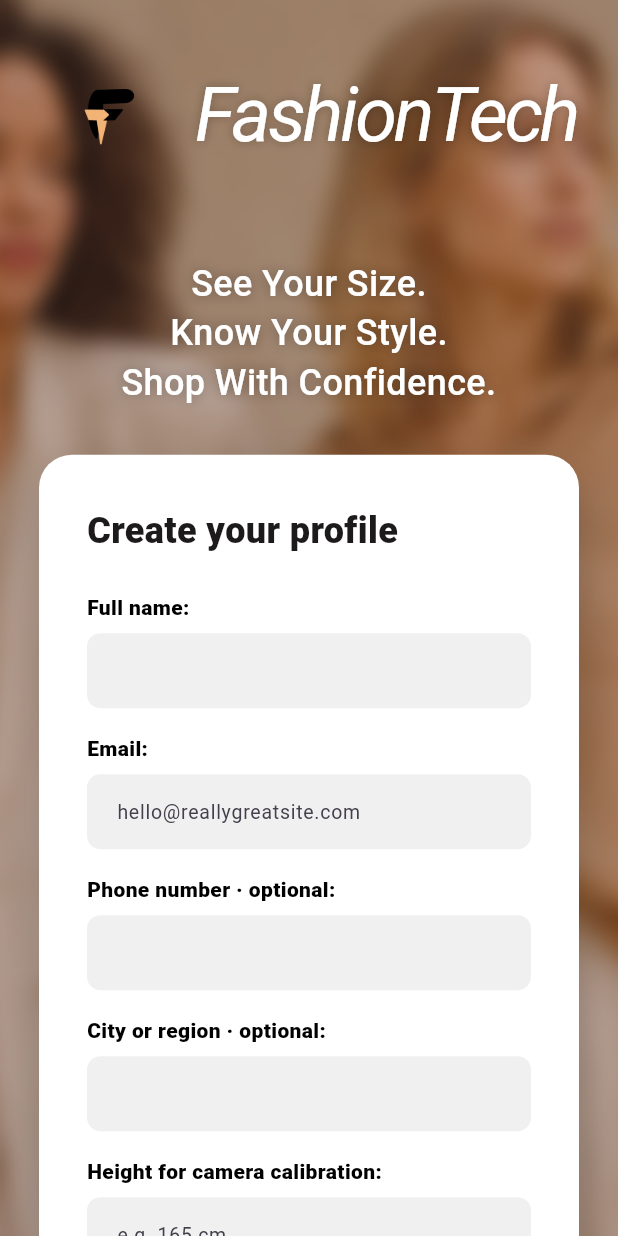
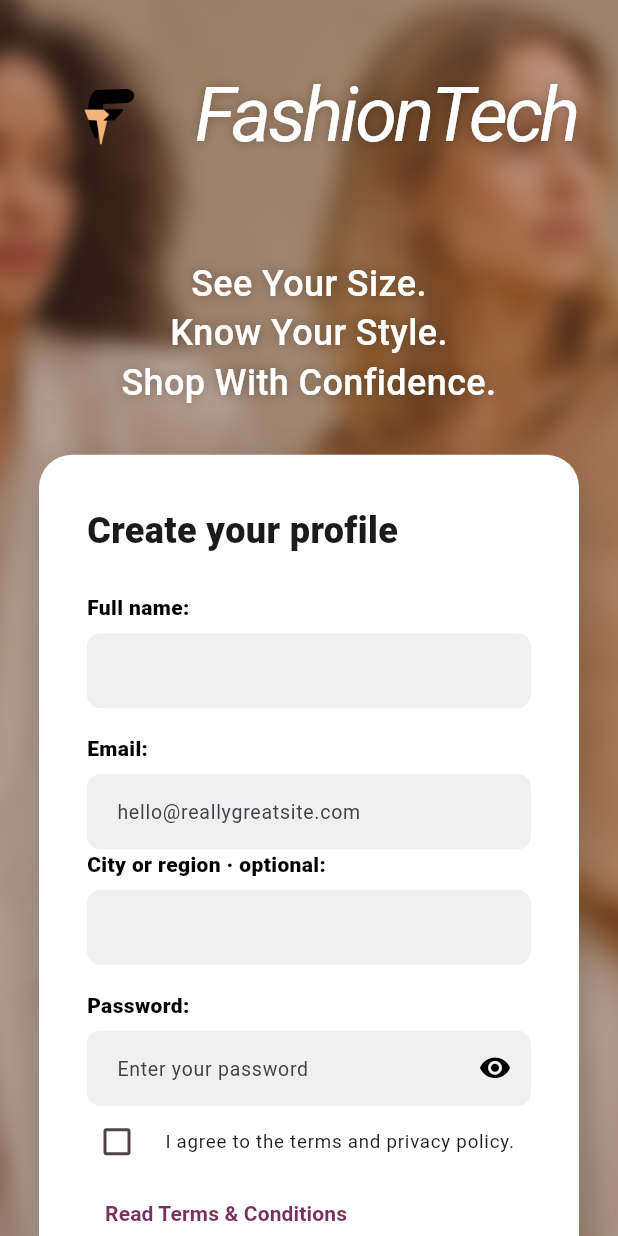
Before and after one commit to Stylorista/Stylorista-AI, a Flutter app: the screen it shows after launch, after a tap on "Sign in", after a tap on "Create new account", on a phone screen of 412 x 824 dp. Run offline on Flutter 3.47's test engine with Material 3 defaults, Android fonts, the phone set to English and light mode, and no system bars; our stand-ins replace camera, image_picker, shared_preferences; Roboto replaces fonts that are missing (Georgia).

Commit message:
Complete FashionTech onboarding and launch polish

```diff
--- a/lib/app.dart
+++ b/lib/app.dart
@@ -200,46 +200,38 @@
           mainAxisSize: MainAxisSize.min,
           children: [
             TweenAnimationBuilder<double>(
-              tween: Tween(begin: 0, end: 1),
-              duration: const Duration(milliseconds: 900),
+              tween: Tween(begin: 0.72, end: 1),
+              duration: const Duration(milliseconds: 1100),
               curve: Curves.easeInOutCubic,
-              builder: (context, value, child) => Transform.rotate(
-                angle: value * 6.283,
-                child: Transform.scale(
-                  scale: 0.9 + (value * 0.1),
+              builder: (context, value, child) => Transform.scale(
+                scale: value,
+                child: Container(
+                  width: 132,
+                  height: 132,
+                  padding: const EdgeInsets.all(12),
+                  decoration: BoxDecoration(
+                    color: Colors.black,
+                    shape: BoxShape.circle,
+                    border: Border.all(
+                      color: const Color(0xFFF1B06F),
+                      width: 2,
+                    ),
+                    boxShadow: [
+                      BoxShadow(
+                        color: const Color(0xFFE88A42).withValues(alpha: 0.55),
+                        blurRadius: 34,
+                        spreadRadius: 7,
+                      ),
+                    ],
+                  ),
                   child: child,
                 ),
               ),
-              child: Container(
-                width: 66,
-                height: 66,
-                decoration: BoxDecoration(
-                  color: Colors.white,
-                  shape: BoxShape.circle,
-                  border: Border.all(color: StyloristaColors.sand, width: 3),
-                  boxShadow: const [
-                    BoxShadow(
-                      color: Color(0x2B573326),
-                      blurRadius: 24,
-                      offset: Offset(0, 10),
-                    ),
-                  ],
-                ),
-                child: const Icon(
-                  Icons.auto_awesome_rounded,
-                  color: Color(0xFF8A5A40),
-                  size: 30,
-                ),
-              ),
-            ),
-            const SizedBox(height: 16),
-            const Text(
-              'Styling your next look…',
-              style: TextStyle(
-                color: Color(0xFF573326),
-                fontSize: 16,
-                fontWeight: FontWeight.w800,
-                letterSpacing: 0.2,
+              child: Image.asset(
+                key: const ValueKey('launch-logo'),
+                'assets/images/fashiontech_logo.png',
+                fit: BoxFit.contain,
+                semanticLabel: 'FashionTech logo',
               ),
             ),
           ],
--- a/lib/features/auth_screen.dart
+++ b/lib/features/auth_screen.dart
@@ -77,8 +77,8 @@
               name: _nameController.text,
               email: _emailController.text,
               password: _passwordController.text,
-              heightCm: double.parse(_heightController.text.trim()),
-              phone: _phoneController.text,
+              // Height is completed from Profile/Body scan after registration.
+              heightCm: 165,
               location: _locationController.text,
             );
       if (!mounted) return;
@@ -155,9 +155,7 @@
                                 signingIn: _signingIn,
                                 nameController: _nameController,
                                 emailController: _emailController,
-                                phoneController: _phoneController,
                                 locationController: _locationController,
-                                heightController: _heightController,
                                 passwordController: _passwordController,
                                 obscurePassword: _obscurePassword,
                                 acceptTerms: _acceptTerms,
@@ -259,9 +257,7 @@
     required this.signingIn,
     required this.nameController,
     required this.emailController,
-    required this.phoneController,
     required this.locationController,
-    required this.heightController,
     required this.passwordController,
     required this.obscurePassword,
     required this.acceptTerms,
@@ -277,9 +273,7 @@
   final bool signingIn;
   final TextEditingController nameController;
   final TextEditingController emailController;
-  final TextEditingController phoneController;
   final TextEditingController locationController;
-  final TextEditingController heightController;
   final TextEditingController passwordController;
   final bool obscurePassword;
   final bool acceptTerms;
@@ -344,35 +338,10 @@
               },
             ),
             if (!signingIn) ...[
-              const SizedBox(height: 17),
-              _LabeledField(
-                label: 'Phone number · optional:',
-                controller: phoneController,
-                keyboardType: TextInputType.phone,
-                textInputAction: TextInputAction.next,
-              ),
-              const SizedBox(height: 17),
               _LabeledField(
                 label: 'City or region · optional:',
                 controller: locationController,
                 textInputAction: TextInputAction.next,
-              ),
-              const SizedBox(height: 17),
-              _LabeledField(
-                label: 'Height for camera calibration:',
-                controller: heightController,
-                hintText: 'e.g. 165 cm',
-                keyboardType: const TextInputType.numberWithOptions(
-                  decimal: true,
-                ),
-                textInputAction: TextInputAction.next,
-                validator: (value) {
-                  final height = double.tryParse((value ?? '').trim());
-                  if (height == null || height < 120 || height > 230) {
-                    return 'Enter your height from 120–230 cm';
-                  }
-                  return null;
-                },
               ),
             ],
             const SizedBox(height: 17),
@@ -449,6 +418,30 @@
                   ),
                 ),
               ),
+            Align(
+              alignment: Alignment.centerLeft,
+              child: TextButton(
+                key: const ValueKey('terms-conditions-button'),
+                onPressed: () => showDialog<void>(
+                  context: context,
+                  builder: (context) => AlertDialog(
+                    title: const Text('Terms & Conditions'),
+                    content: const SingleChildScrollView(
+                      child: Text(
+                        'FashionTech provides estimated styling, color, and body-measurement guidance. Results are not medical or tailoring advice. You control the photos you submit and should confirm measurements with a tape and the seller’s size chart before buying.',
+                      ),
+                    ),
+                    actions: [
+                      TextButton(
+                        onPressed: () => Navigator.pop(context),
+                        child: const Text('Close'),
+                      ),
+                    ],
+                  ),
+                ),
+                child: const Text('Read Terms & Conditions'),
+              ),
+            ),
             const SizedBox(height: 20),
             SizedBox(
               width: double.infinity,
--- a/pubspec.yaml
+++ b/pubspec.yaml
@@ -16,7 +16,7 @@
 # https://developer.apple.com/library/archive/documentation/General/Reference/InfoPlistKeyReference/Articles/CoreFoundationKeys.html
 # In Windows, build-name is used as the major, minor, and patch parts
 # of the product and file versions while build-number is used as the build suffix.
-version: 1.5.2+11
+version: 1.6.0+12
 
 environment:
   sdk: ^3.12.2
```
Also changed, not shown: lib/features/profile_screen.dart (+51 -0 lines), 3 other files.
